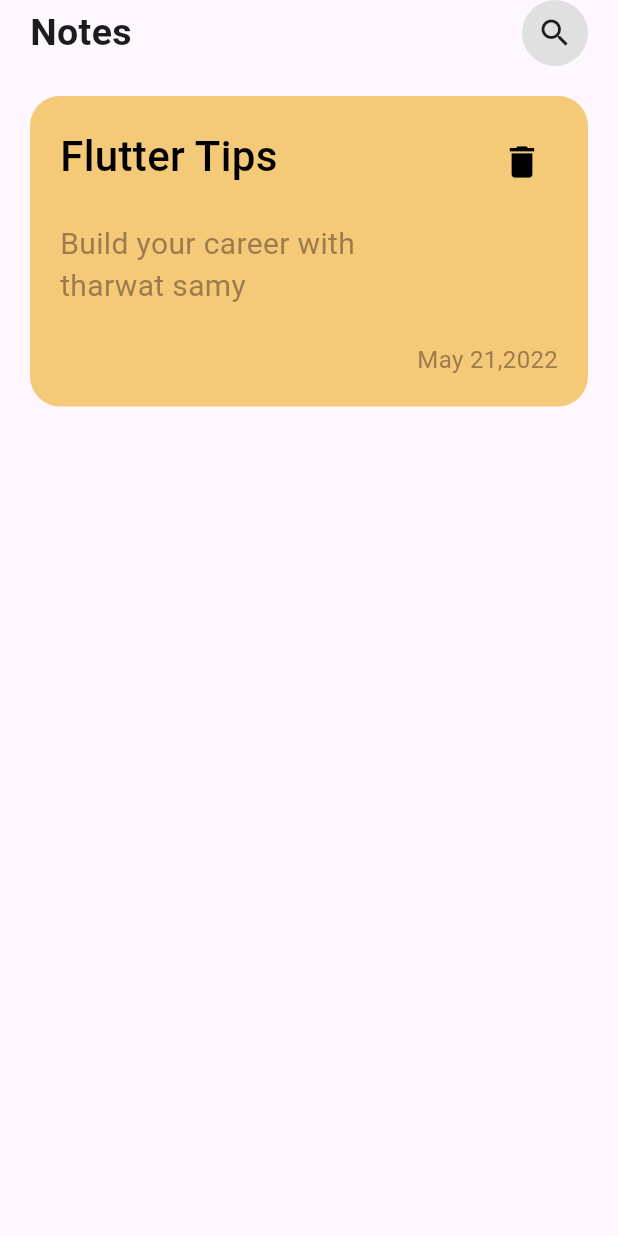
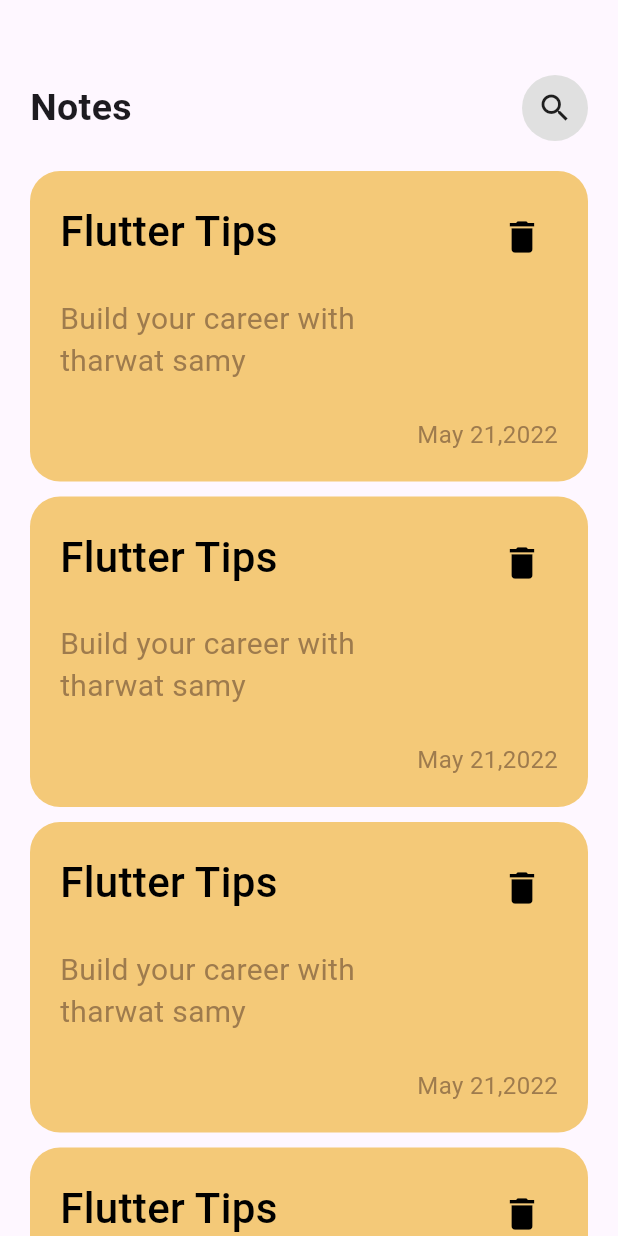
Before and after one commit to AhmedOmara-Flutter/hive_note_app, a Flutter app: the screen it shows after launch, on a phone screen of 412 x 824 dp. Run offline on Flutter 3.47's test engine with Material 3 defaults, Android fonts, the phone set to English and light mode, and no system bars.

Commit message:
build sliver listview

```diff
--- a/lib/views/custom_appbar.dart
+++ b/lib/views/custom_appbar.dart
@@ -6,7 +6,8 @@
   @override
   Widget build(BuildContext context) {
     return Padding(
-      padding: EdgeInsetsGeometry.symmetric(horizontal: 20),
+      padding: EdgeInsetsGeometry.only(
+          top: 50, left: 20, right: 20, bottom: 20),
       child: Row(
         children: [
           Text('Notes',style:TextStyle(
--- a/lib/views/note_app_home_view.dart
+++ b/lib/views/note_app_home_view.dart
@@ -8,14 +8,15 @@
   @override
   Widget build(BuildContext context) {
     return Scaffold(
-      body:SafeArea(
-        child: Column(
-          children: [
-            CustomAppbar(),
-            NotesItem()
-
-          ],
-        ),
+      body: CustomScrollView(
+        slivers: [
+          SliverToBoxAdapter(child: CustomAppbar()),
+          SliverList.separated(
+            itemBuilder: (context, index) => NotesItem(),
+            separatorBuilder: (context, index) => SizedBox(height: 10),
+            itemCount: 10,
+          ),
+        ],
       ),
     );
   }
--- a/lib/views/notes_item.dart
+++ b/lib/views/notes_item.dart
@@ -6,7 +6,7 @@
   @override
   Widget build(BuildContext context) {
     return Container(
-      margin: EdgeInsets.all(20),
+      margin: EdgeInsets.symmetric(horizontal: 20),
       padding: const EdgeInsets.all(20),
       decoration: BoxDecoration(
         color: const Color(0xFFF4C978),
```
